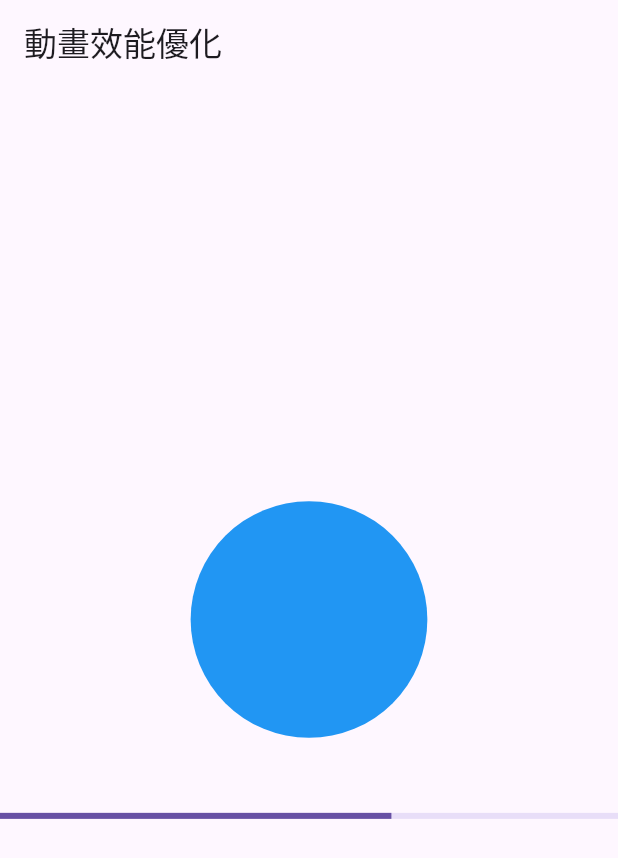
After one commit to cccsdxtw/test_flutter_tips, a Flutter app: the AnimationPage screen opened directly, on a phone screen of 412 x 824 dp. The commit adds this screen. Shown: the top 858 px of the screen. Run offline on Flutter 3.47's test engine with Material 3 defaults, Android fonts, the phone set to English and light mode, and no system bars; our stand-ins replace cached_network_image, get, logger.

Commit message:
功能系- 動畫優化 我真的沒有在flutter裡寫過動畫 所以我也不確定這樣優不優 但是ＧＰＴ建議的我學一下

```diff
--- a/lib/main.dart
+++ b/lib/main.dart
@@ -1,5 +1,6 @@
 import 'package:flutter/material.dart';
 import 'package:get/get.dart';
+import 'package:test_flutter_tips/tips/animation.dart';
 
 import 'package:test_flutter_tips/tips/image_loading.dart';
 import 'package:test_flutter_tips/tips/const.dart';
@@ -30,7 +31,7 @@ class HomePage extends StatelessWidget {
 
   // 頁面配置：這裡可以使用配置文件來進行更動態的頁面註冊
   final Map<String, Widget> pageMap = {
-
+    '動畫優化': const AnimationPage(),
     '關於圖片讀取': const ImageLoading(),
     'ListView真。三段載入\n真的難用 不推薦': const SmartListView(),
     'ListView簡易避免載入': const OptimizedListViewPage(),
--- /dev/null
+++ b/lib/tips/animation.dart
@@ -0,0 +1,79 @@
+import 'package:flutter/material.dart';
+
+class AnimationPage extends StatefulWidget {
+  const AnimationPage({super.key});
+
+  @override
+  State<AnimationPage> createState() => _AnimationPageState();
+}
+
+class _AnimationPageState extends State<AnimationPage> with SingleTickerProviderStateMixin {
+  late AnimationController _controller;
+  late Animation<double> _circleAnimation;
+  late Animation<double> _progressAnimation;
+
+  @override
+  void initState() {
+    super.initState();
+    _controller = AnimationController(
+      vsync: this,
+      duration: const Duration(seconds: 3),
+    );
+
+    _circleAnimation = Tween<double>(begin: 50, end: 200).animate(
+      CurvedAnimation(parent: _controller, curve: Curves.easeInOut),
+    );
+
+    _progressAnimation = Tween<double>(begin: 0, end: 1).animate(
+      CurvedAnimation(parent: _controller, curve: Curves.linear),
+    );
+
+    _controller.repeat(reverse: true); // 圓形動畫會重複播放
+  }
+
+  @override
+  Widget build(BuildContext context) {
+    return Scaffold(
+      appBar: AppBar(
+        title: const Text('動畫效能優化'),
+      ),
+      body: Center(
+        child: Column(
+          mainAxisAlignment: MainAxisAlignment.center,
+          children: [
+            // 使用 RepaintBoundary 隔離動畫區塊
+            RepaintBoundary(
+              child: AnimatedBuilder(
+                animation: _circleAnimation,
+                builder: (context, child) {
+                  return Container(
+                    width: _circleAnimation.value,
+                    height: _circleAnimation.value,
+                    decoration: const BoxDecoration(
+                      shape: BoxShape.circle,
+                      color: Colors.blue,
+                    ),
+                  );
+                },
+              ),
+            ),
+            const SizedBox(height: 50),
+            // 進度條，獨立動畫更新
+            AnimatedBuilder(
+              animation: _progressAnimation,
+              builder: (context, child) {
+                return LinearProgressIndicator(value: _progressAnimation.value);
+              },
+            ),
+          ],
+        ),
+      ),
+    );
+  }
+
+  @override
+  void dispose() {
+    _controller.dispose();
+    super.dispose();
+  }
+}
```
